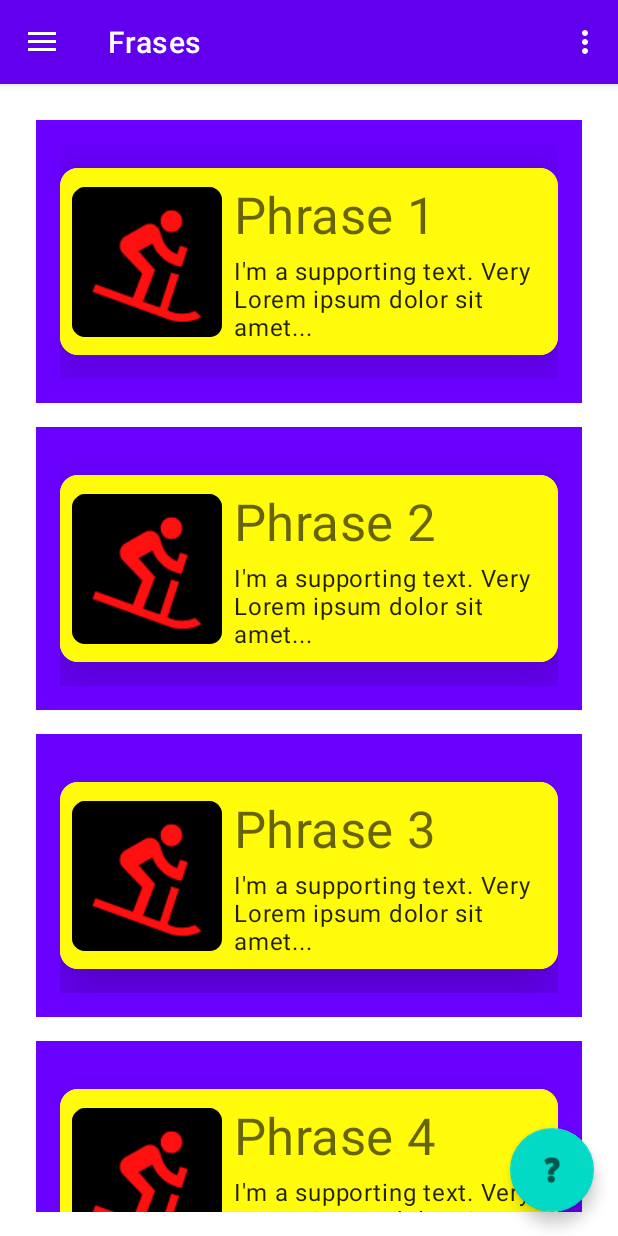
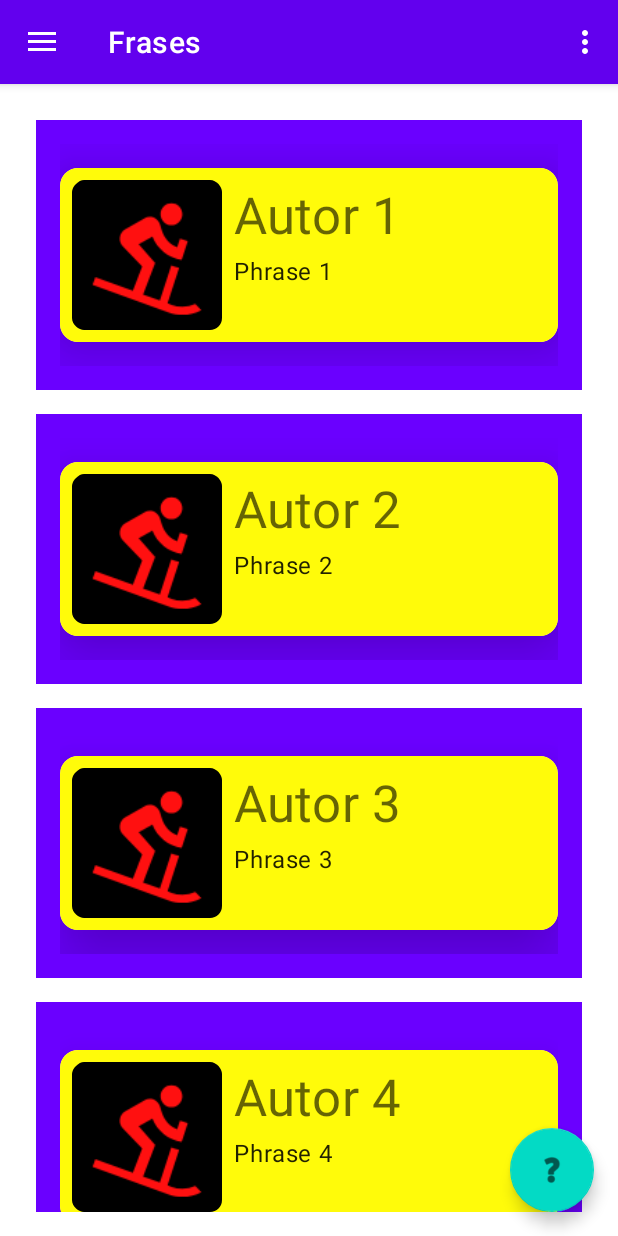
Before and after one commit to ElvisTV/arroz, an Android app: the screen it shows after launch (MainActivity), on a phone screen of 412 x 824 dp. Run offline under Robolectric (Android 15) with nearby library versions, the phone set to English and light mode, and no system bars; our stand-ins replace AdMob, navigation-ui.

Commit message:
correcto titulo y frase inicial

```diff
--- a/app/src/main/java/com/elvistezen/arroz/ui/home/PhraseAdapter.java
+++ b/app/src/main/java/com/elvistezen/arroz/ui/home/PhraseAdapter.java
@@ -31,7 +31,8 @@ public class PhraseAdapter extends RecyclerView.Adapter<PhraseAdapter.PhraseView
     @Override
     public void onBindViewHolder(@NonNull PhraseViewHolder holder, int position) {
         Phrase phrase = phraseList.get(position);
-        holder.textViewPhrase.setText(phrase.getPhrase());
+        holder.textViewAutor.setText(phrase.getAuthor());
+        holder.textViewFrase.setText(phrase.getPhrase());
 
         // Set click listener for each phrase
         holder.itemView.setOnClickListener(v -> onItemClickListener.onItemClick(phrase));
@@ -43,11 +44,15 @@ public class PhraseAdapter extends RecyclerView.Adapter<PhraseAdapter.PhraseView
     }
 
     public static class PhraseViewHolder extends RecyclerView.ViewHolder {
-        TextView textViewPhrase;
+
+        TextView textViewAutor;
+        TextView textViewFrase;
+
 
         public PhraseViewHolder(@NonNull View itemView) {
             super(itemView);
-            textViewPhrase = itemView.findViewById(R.id.textViewPhrase);
+            textViewAutor = itemView.findViewById(R.id.textViewTitulo);
+            textViewFrase = itemView.findViewById(R.id.textViewFrase);  // Referencia al TextView del cuerpo
         }
     }
 }
--- a/app/src/main/res/layout/item_card.xml
+++ b/app/src/main/res/layout/item_card.xml
@@ -43,7 +43,7 @@
 
             <!-- Title to the right of the image -->
             <TextView
-                android:id="@+id/textViewPhrase"
+                android:id="@+id/textViewTitulo"
                 style="@style/TextAppearance.MaterialComponents.Headline4"
                 android:layout_width="0dp"
                 android:layout_height="wrap_content"
@@ -56,7 +56,7 @@
 
             <!-- Body text below the title -->
             <TextView
-                android:id="@+id/body"
+                android:id="@+id/textViewFrase"
                 style="@style/TextAppearance.MaterialComponents.Body1"
                 android:layout_width="0dp"
                 android:layout_height="wrap_content"
@@ -65,7 +65,7 @@
                 android:text="I'm a supporting text. Very Lorem ipsum dolor sit amet..."
                 app:layout_constraintEnd_toEndOf="parent"
                 app:layout_constraintStart_toEndOf="@id/header_image"
-                app:layout_constraintTop_toBottomOf="@id/textViewPhrase" />
+                app:layout_constraintTop_toBottomOf="@id/textViewTitulo" />
         </androidx.constraintlayout.widget.ConstraintLayout>
     </androidx.cardview.widget.CardView>
 </androidx.constraintlayout.widget.ConstraintLayout>
```
